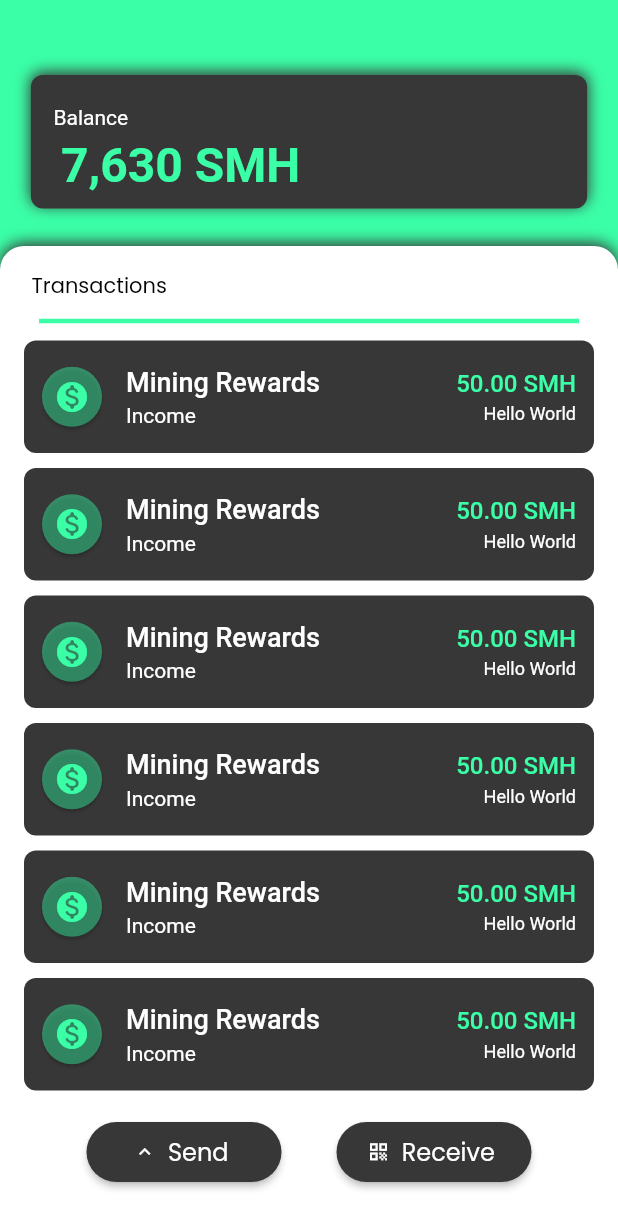
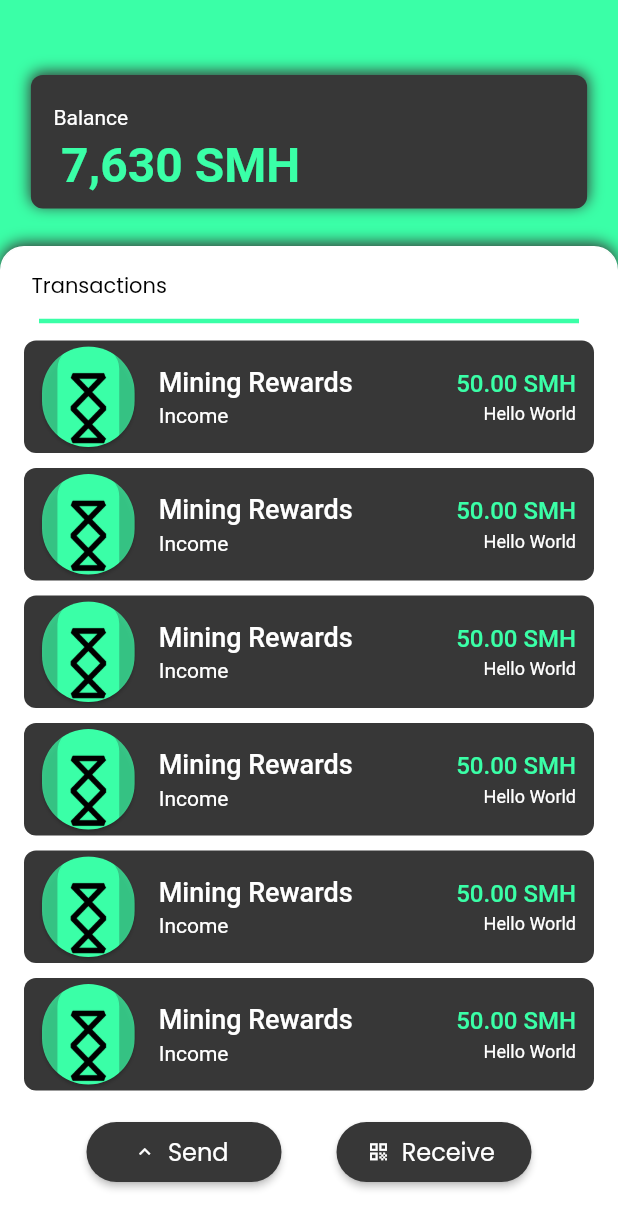
Before and after one commit to andreivcodes/sm_mobile_wallet, a Flutter app: the MainScreenWidget screen opened directly, on a phone screen of 412 x 824 dp. Shown: the top 1229 px of the screen. Run offline on Flutter 3.47's test engine with Material 2 defaults, Android fonts, the phone set to English and light mode, and no system bars; drawn by our look-alikes of auto_size_text; our stand-ins replace flutter_spinkit, flutter_svg, font_awesome_flutter, geolocator, google_fonts, page_transition and 2 more; Roboto replaces fonts that are missing (Lexend Deca).

Commit message:
Updating to latest FlutterFlow output.

```diff
--- a/lib/components/tx_entry_widget.dart
+++ b/lib/components/tx_entry_widget.dart
@@ -47,12 +47,34 @@ class _TxEntryWidgetState extends State<TxEntryWidget> {
                   shape: RoundedRectangleBorder(
                     borderRadius: BorderRadius.circular(40),
                   ),
-                  child: Padding(
-                    padding: EdgeInsetsDirectional.fromSTEB(8, 8, 8, 8),
-                    child: Icon(
-                      Icons.monetization_on_rounded,
-                      color: FlutterFlowTheme.mediumSpringGreen,
-                      size: 24,
+                  child: Container(
+                    width: MediaQuery.of(context).size.width * 0.15,
+                    height: MediaQuery.of(context).size.height * 0.15,
+                    decoration: BoxDecoration(
+                      color: Color(0x803AFFA7),
+                    ),
+                    child: Column(
+                      mainAxisSize: MainAxisSize.max,
+                      mainAxisAlignment: MainAxisAlignment.center,
+                      children: [
+                        Container(
+                          width: MediaQuery.of(context).size.width * 0.1,
+                          height: MediaQuery.of(context).size.height * 0.1,
+                          decoration: BoxDecoration(
+                            color: FlutterFlowTheme.primaryColor,
+                            borderRadius: BorderRadius.circular(15),
+                            border: Border.all(
+                              color: FlutterFlowTheme.mediumSpringGreen,
+                            ),
+                          ),
+                          child: Image.asset(
+                            'assets/images/SPACEMESH_LOGO_-_BLACK.png',
+                            width: 45,
+                            height: 45,
+                            fit: BoxFit.cover,
+                          ),
+                        )
+                      ],
                     ),
                   ),
                 ),
```
Also changed, not shown: assets/images/SPACEMESH_LOGO_-_BLACK.png (added).
